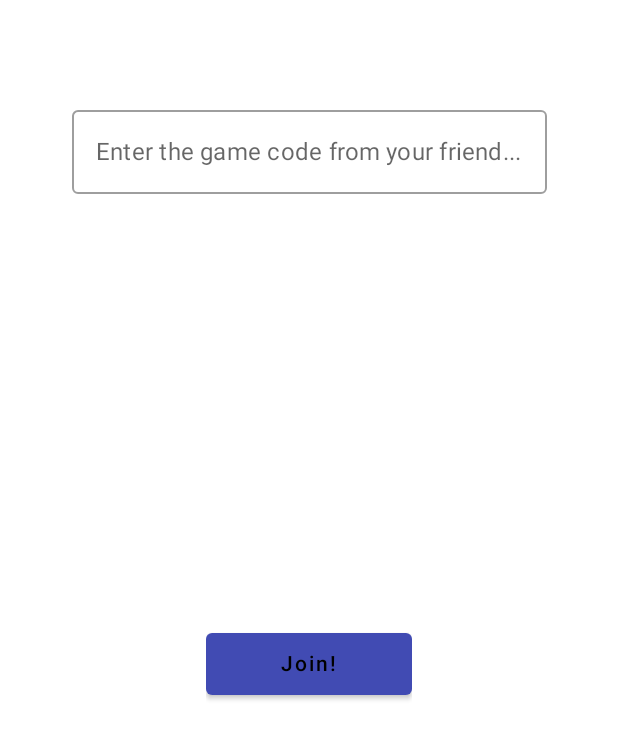
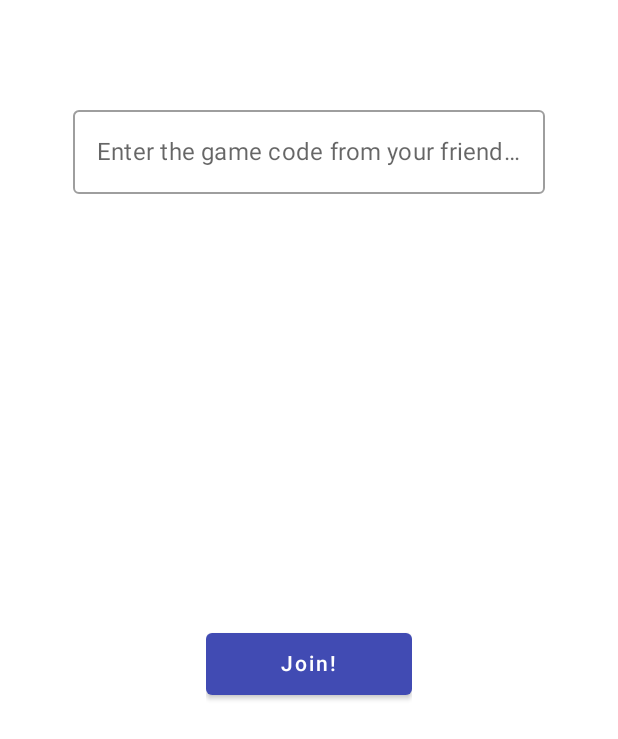
Before and after one commit to betocrod/XYLO, an Android app built with Jetpack Compose: the @Preview function JoinFriend, on a phone screen of 412 x 824 dp. Shown: the part 419-1158 px from the top of the screen. Run offline under Robolectric (Android 15) with nearby library versions, the phone set to English and light mode, and no system bars.

Commit message:
correcciones proyecto

```diff
--- a/app/src/main/java/com/kojingu/xylo/screens/JoinFriendsScreen.kt
+++ b/app/src/main/java/com/kojingu/xylo/screens/JoinFriendsScreen.kt
@@ -6,6 +6,8 @@ import androidx.compose.runtime.*
 import androidx.compose.ui.Alignment
 import androidx.compose.ui.Modifier
 import androidx.compose.ui.graphics.Color
+import androidx.compose.ui.res.stringResource
+import androidx.compose.ui.text.R
 import androidx.compose.ui.text.TextStyle
 import androidx.compose.ui.text.font.FontStyle
 import androidx.compose.ui.text.font.FontWeight
@@ -28,18 +30,19 @@ fun JoinFriend() {
             Spacer(modifier = Modifier.weight(1f))
             SearchBar(modifier = Modifier)
             Spacer(modifier = Modifier.weight(1f))
-            ButtonScreen()
+            ButtonScreen(
+                onButtonJoin = {}
+            )
         }
     }
 }
-
 @Composable
 fun TitleScreen(modifier: Modifier = Modifier) {
     Surface(
         modifier = Modifier.padding(top = 20.dp)
     ) {
     Text(
-        text = "Xylo",
+        text = stringResource(com.kojingu.xylo.R.string.title_screen),
         modifier = modifier,
         fontWeight = FontWeight.Bold,
         fontSize = 20.sp
@@ -56,14 +59,18 @@ fun SearchBar(
         value = state,
         onValueChange = { state = it },
         modifier = modifier,
-        placeholder = { Text(text = "Enter the game code from your friend...")},
+        placeholder = { Text(text = stringResource(com.kojingu.xylo.R.string.search_bar))},
         singleLine = true
     )
 
 }
 
 @Composable
-fun ButtonScreen(modifier: Modifier = Modifier) {
+fun ButtonScreen(
+    onButtonJoin: () -> Unit,
+    modifier: Modifier = Modifier
+)
+{
     Surface(
         modifier = Modifier.padding(bottom = 40.dp)
     ) {
@@ -71,10 +78,10 @@ fun ButtonScreen(modifier: Modifier = Modifier) {
         colors = ButtonDefaults.buttonColors(backgroundColor = Mainbluestate) ,
         modifier = Modifier.padding(bottom = 18.dp),
         contentPadding = PaddingValues(horizontal = 50.dp, vertical = 12.5.dp),
-        onClick = { /*TODO*/ }) {
+        onClick = { onButtonJoin() }) {
         Text(
-            text = "Join!",
-            color = Color.Whigit
+            text = stringResource(com.kojingu.xylo.R.string.button_join_screem),
+            color = Color.White
         )
      }
     }
--- a/app/src/main/res/values/strings.xml
+++ b/app/src/main/res/values/strings.xml
@@ -8,5 +8,9 @@
     <string name="button_join">Join your friends</string>
     <string name="button_new_game">Create a new game</string>
 
+    <!-- Strings Join Friends -->
+    <string name="title_screen" translatable="false">Xylo</string>
+    <string name="search_bar" >Enter the game code from your friend…</string>
+    <string name="button_join_screem">Join!</string>
 
 </resources>
```
Also changed, not shown: app/src/main/java/com/kojingu/xylo/screens/WelcomeScreen.kt (+8 -19 lines), 1 other file.
